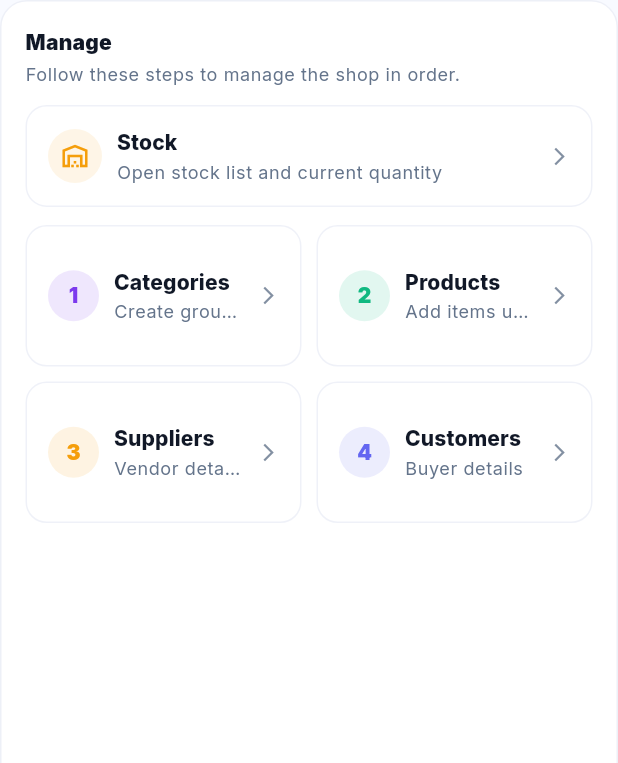
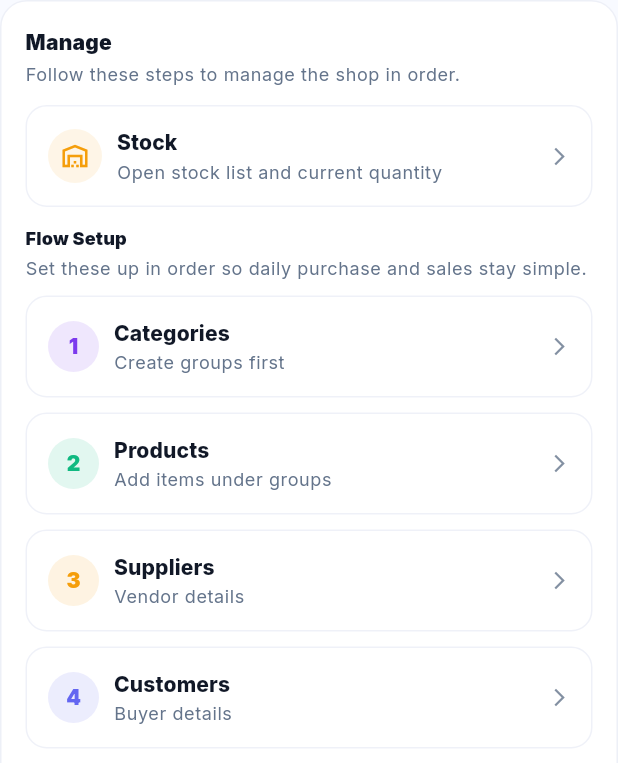
Before and after one commit to Rishav234-lang/tezzpos-inventory, a Flutter app: the _SimpleManagePanel widget shown alone on an empty page, opened directly, on a phone screen of 412 x 824 dp. Shown: the top 763 px of the screen. Run offline on Flutter 3.47's test engine with Material 3 defaults, Android fonts, the phone set to English and light mode, and no system bars; our stand-ins replace dartz, dio, equatable, flutter_animate, flutter_riverpod, go_router and 6 more; missing offline and left inert: dart:html, razorpay_flutter; accounts and stored records are empty; network calls fail.

Commit message:
Polish login flow and dashboard setup section

```diff
--- a/flutter_app/lib/src/features/dashboard/presentation/screens/dashboard_screen.dart
+++ b/flutter_app/lib/src/features/dashboard/presentation/screens/dashboard_screen.dart
@@ -853,7 +853,7 @@ class _DashboardScreenState extends ConsumerState<DashboardScreen> {
               color: AppColors.error,
               onTap: () {
                 ref.read(authNotifierProvider.notifier).logout();
-                context.go(AppRoutes.chooseRole);
+                context.go(AppRoutes.companyLogin);
               },
             ),
             _DrawerAction(
@@ -1035,16 +1035,6 @@ class _SimpleMetric extends StatelessWidget {
                     color: AppColors.onSurfaceVariant,
                   ),
                 ),
-                if (tappable) ...[
-                  const SizedBox(height: 6),
-                  Text(
-                    'Tap to open',
-                    style: context.textTheme.labelSmall?.copyWith(
-                      color: color,
-                      fontWeight: FontWeight.w600,
-                    ),
-                  ),
-                ],
               ],
             ),
           ),
@@ -1243,14 +1233,20 @@ class _SimpleManagePanel extends StatelessWidget {
             subtitle: 'Open stock list and current quantity',
           ),
           const SizedBox(height: 12),
-          GridView.count(
-            shrinkWrap: true,
-            physics: const NeverScrollableScrollPhysics(),
-            crossAxisCount: 2,
-            mainAxisSpacing: 10,
-            crossAxisSpacing: 10,
-            childAspectRatio: 1.95,
-            children: [
+          Text(
+            'Flow Setup',
+            style: context.textTheme.titleSmall?.copyWith(
+              fontWeight: FontWeight.w900,
+            ),
+          ),
+          const SizedBox(height: 4),
+          Text(
+            'Set these up in order so daily purchase and sales stay simple.',
+            style: context.textTheme.bodySmall?.copyWith(
+              color: AppColors.onSurfaceVariant,
+            ),
+          ),
+          const SizedBox(height: 10),
           _ManageTile(
             step: 1,
             label: 'Categories',
@@ -1258,7 +1254,9 @@ class _SimpleManagePanel extends StatelessWidget {
             color: AppColors.primary,
             onTap: onCategories,
             subtitle: 'Create groups first',
-              ),
+            fullWidth: true,
+          ),
+          const SizedBox(height: 10),
           _ManageTile(
             step: 2,
             label: 'Products',
@@ -1266,7 +1264,9 @@ class _SimpleManagePanel extends StatelessWidget {
             color: AppColors.success,
             onTap: onProducts,
             subtitle: 'Add items under groups',
-              ),
+            fullWidth: true,
+          ),
+          const SizedBox(height: 10),
           _ManageTile(
             step: 3,
             label: 'Suppliers',
@@ -1274,7 +1274,9 @@ class _SimpleManagePanel extends StatelessWidget {
             color: AppColors.warning,
             onTap: onSuppliers,
             subtitle: 'Vendor details',
-              ),
+            fullWidth: true,
+          ),
+          const SizedBox(height: 10),
           _ManageTile(
             step: 4,
             label: 'Customers',
@@ -1282,8 +1284,7 @@ class _SimpleManagePanel extends StatelessWidget {
             color: AppColors.info,
             onTap: onCustomers,
             subtitle: 'Buyer details',
-              ),
-            ],
+            fullWidth: true,
           ),
         ],
       ),
--- a/flutter_app/lib/src/features/onboarding/presentation/screens/onboarding_screen.dart
+++ b/flutter_app/lib/src/features/onboarding/presentation/screens/onboarding_screen.dart
@@ -64,7 +64,7 @@ class _OnboardingScreenState extends ConsumerState<OnboardingScreen> {
     final prefs = await SharedPreferences.getInstance();
     await prefs.setBool('onboarding_complete', true);
     if (mounted) {
-      context.go(AppRoutes.chooseRole);
+      context.go(AppRoutes.companyLogin);
     }
   }
 
--- a/flutter_app/lib/src/features/profile/presentation/screens/profile_screen.dart
+++ b/flutter_app/lib/src/features/profile/presentation/screens/profile_screen.dart
@@ -83,7 +83,7 @@ class ProfileScreen extends ConsumerWidget {
                       icon: Icons.logout_rounded,
                       onTap: () async {
                         await ref.read(authNotifierProvider.notifier).logout();
-                        if (context.mounted) context.go(AppRoutes.chooseRole);
+                        if (context.mounted) context.go(AppRoutes.companyLogin);
                       },
                     ),
                   ],
--- a/flutter_app/lib/src/features/splash/presentation/screens/splash_screen.dart
+++ b/flutter_app/lib/src/features/splash/presentation/screens/splash_screen.dart
@@ -59,7 +59,7 @@ class _SplashScreenState extends ConsumerState<SplashScreen>
     } else if (!hasSeenOnboarding) {
       context.go(AppRoutes.onboarding);
     } else {
-      context.go(AppRoutes.chooseRole);
+      context.go(AppRoutes.companyLogin);
     }
   }
 
--- a/flutter_app/lib/src/features/subscription/presentation/screens/subscription_expired_screen.dart
+++ b/flutter_app/lib/src/features/subscription/presentation/screens/subscription_expired_screen.dart
@@ -281,7 +281,7 @@ class _SubscriptionExpiredScreenState extends ConsumerState<SubscriptionExpiredS
 
   Future<void> _logout() async {
     await ref.read(authNotifierProvider.notifier).logout();
-    if (mounted) context.go(AppRoutes.chooseRole);
+    if (mounted) context.go(AppRoutes.companyLogin);
   }
 
   @override
```
Also changed, not shown: flutter_app/lib/src/config/routes.dart (+10 -5 lines), flutter_app/lib/src/features/auth/presentation/screens/company_login_screen.dart (+0 -13 lines). Lines whose indentation alone changed are shown as unchanged.
